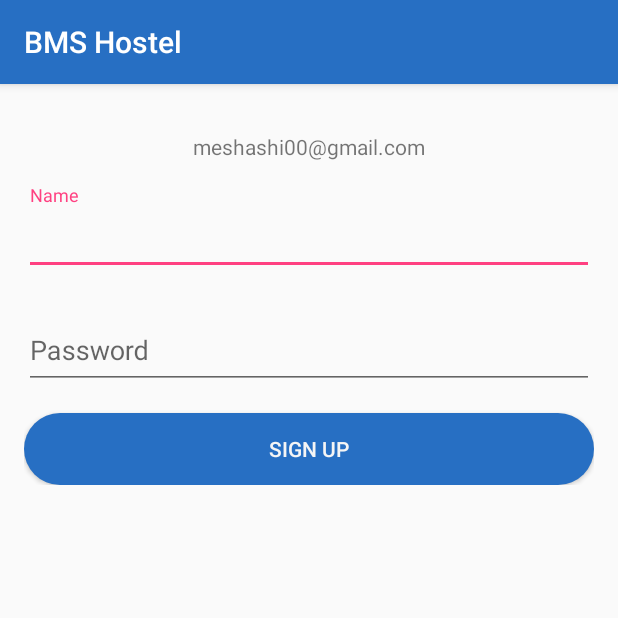
After one commit to poorneshv15/BMSHostel, an Android app: the StudentSignUpActivity screen opened directly, with no data from a screen before it, on a phone screen of 412 x 824 dp, the top half of it. The commit adds this screen. Run offline under Robolectric (Android 15) with nearby library versions, the phone set to English and light mode, and no system bars.

Commit message:
modified view effects

```diff
--- /dev/null
+++ b/app/src/main/java/com/psps/projects/bmshostel/StudentSignUpActivity.java
@@ -0,0 +1,16 @@
+package com.psps.projects.bmshostel;
+
+import android.support.v7.app.AppCompatActivity;
+import android.os.Bundle;
+import android.util.Log;
+
+public class StudentSignUpActivity extends AppCompatActivity {
+
+    @Override
+    protected void onCreate(Bundle savedInstanceState) {
+        super.onCreate(savedInstanceState);
+        Log.d("StudentSignUpActivity","onCreate1");
+        setContentView(R.layout.activity_student_sign_up);
+        Log.d("StudentSignUpActivity","onCreate2");
+    }
+}
--- a/app/src/main/java/com/psps/projects/bmshostel/WardenHomeActivity.java
+++ b/app/src/main/java/com/psps/projects/bmshostel/WardenHomeActivity.java
@@ -108,11 +108,11 @@ public class WardenHomeActivity extends AppCompatActivity
 
         if (id == R.id.nav_camera) {
             // Handle the camera action
-        } else if (id == R.id.nav_gallery) {
+        } else if (id == R.id.nav_addStud) {
 
-        } else if (id == R.id.nav_slideshow) {
+        } else if (id == R.id.nav_editStud) {
 
-        } else if (id == R.id.nav_manage) {
+        } else if (id == R.id.nav_delStud) {
 
         } else if (id == R.id.nav_share) {
 
--- /dev/null
+++ b/app/src/main/res/layout/activity_student_sign_up.xml
@@ -0,0 +1,63 @@
+<?xml version="1.0" encoding="utf-8"?>
+<ScrollView android:layout_height="match_parent"
+    android:layout_width="match_parent"
+    xmlns:android="http://schemas.android.com/apk/res/android"
+    xmlns:tools="http://schemas.android.com/tools"
+    xmlns:app="http://schemas.android.com/apk/res-auto">
+    <LinearLayout
+    android:id="@+id/activity_student_sign_up"
+    android:layout_width="match_parent"
+    android:layout_height="match_parent"
+    android:orientation="vertical"
+    android:paddingBottom="@dimen/activity_vertical_margin"
+    android:paddingLeft="@dimen/activity_horizontal_margin"
+    android:paddingRight="@dimen/activity_horizontal_margin"
+    android:paddingTop="@dimen/activity_vertical_margin"
+    tools:context="com.psps.projects.bmshostel.StudentSignUpActivity">
+
+    <TextView
+        android:layout_width="match_parent"
+        android:layout_height="wrap_content"
+        android:paddingTop="@dimen/activity_vertical_margin"
+        android:gravity="center_horizontal"
+        android:text="meshashi00@gmail.com"/>
+
+    <android.support.design.widget.TextInputLayout
+        android:id="@+id/sNameTIL"
+        android:layout_width="match_parent"
+        android:layout_height="@dimen/editTextHeight"
+        android:layout_marginTop="@dimen/activity_vertical_margin"
+        app:errorEnabled="true"
+        app:errorTextAppearance="@style/ErrorAppearance">
+
+        <EditText
+            android:id="@+id/sNameEt"
+            android:layout_width="match_parent"
+            android:layout_height="match_parent"
+            android:hint="@string/sNameInput"/>
+
+    </android.support.design.widget.TextInputLayout>
+    <android.support.design.widget.TextInputLayout
+        android:id="@+id/sPassTIL"
+        android:layout_width="match_parent"
+        android:layout_height="@dimen/editTextHeight"
+        android:layout_marginTop="@dimen/activity_vertical_margin"
+        app:errorEnabled="true"
+        app:errorTextAppearance="@style/ErrorAppearance">
+
+        <EditText
+            android:id="@+id/sPAssEt"
+            android:layout_width="match_parent"
+            android:layout_height="match_parent"
+            android:hint="@string/password_hint"/>
+
+    </android.support.design.widget.TextInputLayout>
+    <Button
+        android:layout_width="match_parent"
+        android:layout_height="wrap_content"
+        android:background="@drawable/rounded"
+        android:text="@string/sign_up"
+        android:layout_marginTop="@dimen/activity_vertical_margin"
+        android:textColor="@color/white1"/>
+</LinearLayout>
+</ScrollView>
--- a/app/src/main/res/layout/app_bar_warden_home.xml
+++ b/app/src/main/res/layout/app_bar_warden_home.xml
@@ -10,7 +10,7 @@
 
 
 
-    <include  layout="@layout/content_warden_home" />
+    <include        layout="@layout/content_warden_home" />
     <!-- Must be last for right layering display-->
     <FrameLayout
         android:id="@+id/toolbar_container"
```
Also changed, not shown: app/src/main/AndroidManifest.xml (+12 -5 lines), app/src/main/java/com/psps/projects/bmshostel/Signup_ResetpassActivity.java (+9 -0 lines), app/src/main/java/com/psps/projects/bmshostel/StudentListFragment.java (+4 -4 lines), app/src/main/res/drawable/ic_add_circle_black_24dp.xml (added, +9 -0 lines), app/src/main/res/drawable/ic_delete_black_24dp.xml (added, +9 -0 lines), app/src/main/res/drawable/ic_mode_edit_black_24dp.xml (added, +9 -0 lines), app/src/main/res/layout/activity_signup__resetpass.xml (+14 -5 lines), app/src/main/res/menu/activity_warden_home_drawer.xml (+9 -9 lines).
